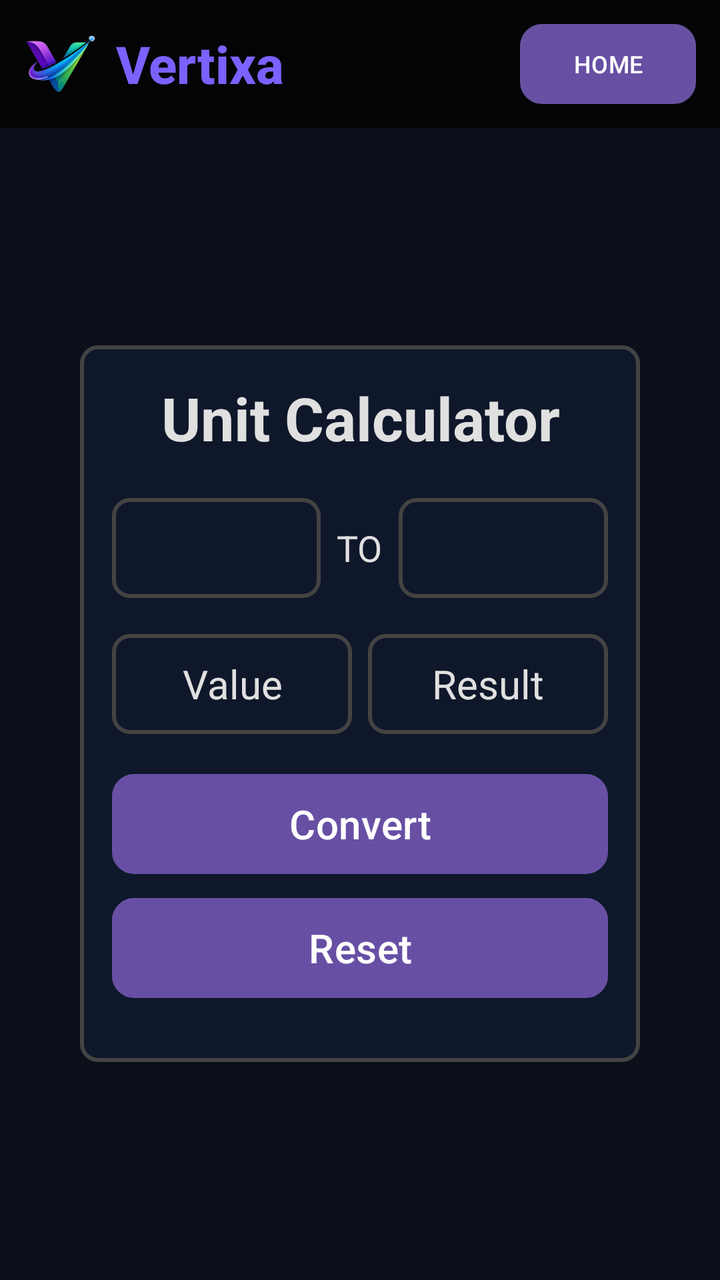
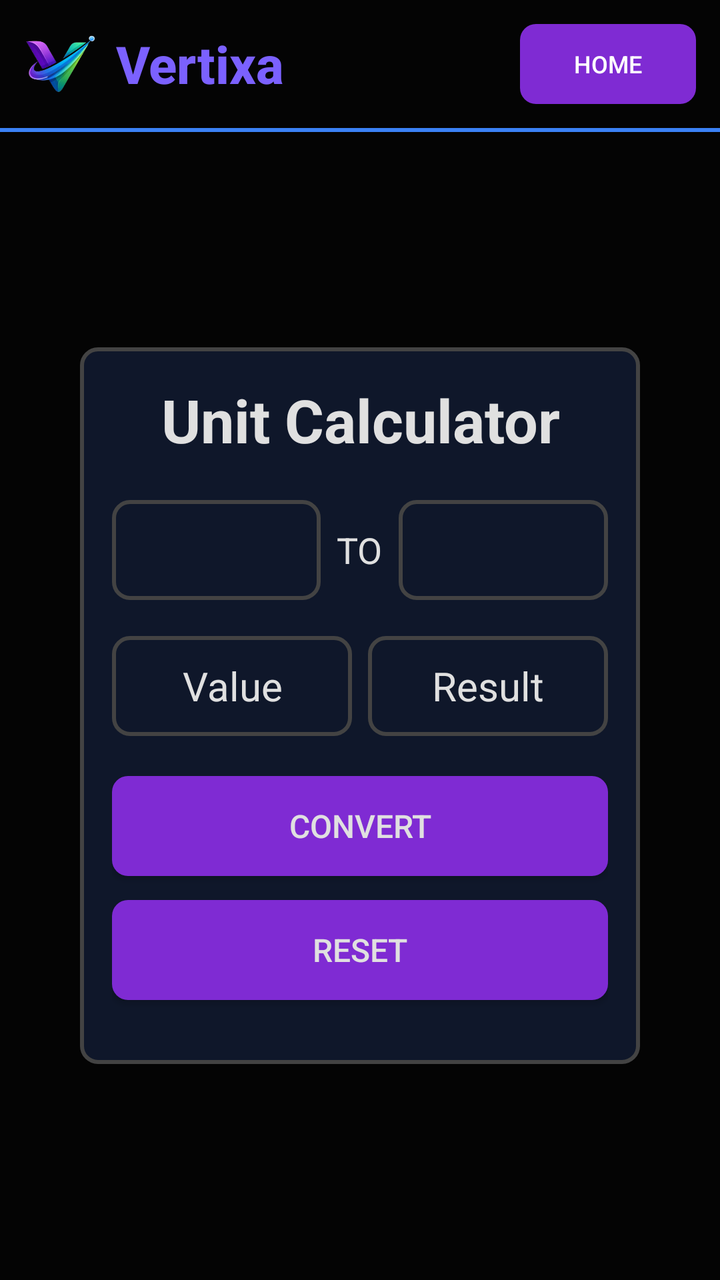

Before-and-after screenshots of an Android layout around one commit, followed by the original layout XML and the change that was made.
<!-- AndroidManifest.xml: application theme Theme.Vertixa -->
<!-- res/layout/activity_unit_convertor.xml -->
<?xml version="1.0" encoding="utf-8"?>
<LinearLayout
    xmlns:android="http://schemas.android.com/apk/res/android"
    xmlns:tools="http://schemas.android.com/tools"
    android:id="@+id/main"
    android:layout_width="match_parent"
    android:layout_height="match_parent"
    android:background="#0B0F19"
    android:orientation="vertical"
    android:fitsSystemWindows="true"
    tools:context=".randomNumber">

    
    <include
        layout="@layout/header"
        android:layout_width="match_parent"
        android:layout_height="wrap_content"/>

    
    <LinearLayout
        android:layout_width="match_parent"
        android:layout_height="0dp"
        android:layout_weight="1"
        android:gravity="center"
        android:orientation="vertical">

        <LinearLayout
            android:layout_width="280dp"
            android:layout_height="wrap_content"
            android:orientation="vertical"
            android:background="@drawable/rounded_bg"
            android:padding="16dp"
            android:gravity="center">

            <TextView
                android:layout_width="match_parent"
                android:layout_height="wrap_content"
                android:gravity="center"
                android:textSize="30sp"
                android:textColor="#E0E0E0"
                android:layout_marginBottom="20dp"
                android:textStyle="bold"
                android:text="Unit Calculator"/>

            
            <LinearLayout
                android:layout_width="match_parent"
                android:layout_height="wrap_content"
                android:orientation="horizontal"
                android:layout_marginBottom="8dp"

                android:gravity="center_vertical">

                <Spinner
                    android:id="@+id/fromUnit"
                    android:layout_width="0dp"
                    android:layout_height="50dp"
                    android:layout_weight="1"
                    android:gravity="center"
                    android:background="@drawable/rounded_bg"/>

                <TextView
                    android:layout_width="wrap_content"
                    android:layout_height="wrap_content"
                    android:text="TO"
                    android:textSize="18sp"
                    android:textColor="#E0E0E0"
                    android:layout_margin="8dp"/>

                <Spinner
                    android:id="@+id/toUnit"
                    android:layout_width="0dp"
                    android:layout_height="50dp"
                    android:layout_weight="1"
                    android:gravity="center"
                    android:background="@drawable/rounded_bg"/>
            </LinearLayout>

            
            <LinearLayout
                android:layout_width="match_parent"
                android:layout_height="wrap_content"
                android:layout_marginTop="10dp"
                android:layout_marginBottom="8dp"
                android:orientation="horizontal">

                <EditText
                    android:id="@+id/inputNumber"
                    android:layout_width="0dp"
                    android:layout_height="50dp"
                    android:layout_weight="1"
                    android:hint="Value"
                    android:background="@drawable/rounded_bg"
                    android:textSize="20dp"
                    android:textColor="#E0E0E0"
                    android:textColorHint="#E0E0E0"
                    android:gravity="center"
                    android:layout_marginEnd="4dp"
                    android:inputType="numberDecimal"/>

                <TextView
                    android:id="@+id/resultNumber"
                    android:layout_width="0dp"
                    android:layout_height="50dp"
                    android:layout_weight="1"
                    android:hint="Result"
                    android:background="@drawable/rounded_bg"
                    android:textSize="20dp"
                    android:textColor="#E0E0E0"
                    android:textColorHint="#E0E0E0"
                    android:gravity="center"
                    android:layout_marginStart="4dp"
                    android:focusable="false"/>
            </LinearLayout>

            
            <Button
                android:id="@+id/convert"
                android:layout_width="match_parent"
                android:layout_height="50dp"
                android:text="Convert"
                android:textSize="20sp"
                android:background="@drawable/btn_rounded"
                android:layout_marginTop="12dp"/>

            <Button
                android:id="@+id/reset"
                android:layout_width="match_parent"
                android:layout_height="50dp"
                android:text="Reset"
                android:textSize="20sp"
                android:background="@drawable/btn_rounded"
                android:layout_marginBottom="16dp"
                android:layout_marginTop="12dp"/>
        </LinearLayout>

    </LinearLayout>

</LinearLayout>
<!-- res/layout/header.xml (included above) -->
<LinearLayout xmlns:android="http://schemas.android.com/apk/res/android"
    android:layout_width="match_parent"
    android:layout_height="match_parent"
    android:background="#0B0F19"
    android:orientation="vertical"
    android:fitsSystemWindows="true">

    
    <LinearLayout
        android:layout_width="match_parent"
        android:layout_height="64dp"
        android:background="#040404"
        android:gravity="center_vertical"
        android:orientation="horizontal"
        android:padding="12dp">

        <ImageView
            android:layout_width="36dp"
            android:layout_height="36dp"
            android:contentDescription="Logo"
            android:src="@drawable/logo" />

        <TextView
            android:layout_width="wrap_content"
            android:layout_height="wrap_content"
            android:layout_marginStart="10dp"
            android:fontFamily="sans-serif-medium"
            android:text="Vertixa"
            android:textColor="#7B61FF"
            android:textSize="26sp"
            android:textStyle="bold" />

        <View
            android:layout_width="0dp"
            android:layout_height="0dp"
            android:layout_weight="1" />

        <Button
            android:id="@+id/homeButton"
            android:layout_width="wrap_content"
            android:layout_height="wrap_content"
            android:background="@drawable/btn_rounded"
            android:text="HOME"
            android:textSize="12sp" />

    </LinearLayout>

</LinearLayout>
<!-- resources referenced by this layout -->
<resources>
  <!-- drawable btn_rounded (drawable) -->
  <?xml version="1.0" encoding="utf-8"?>
  <shape xmlns:android="http://schemas.android.com/apk/res/android">
      <solid android:color="#7B61FF"/>
      <corners android:radius="10dp"/>
      <stroke
          android:width="2dp"
          android:color="#FFFFFF"/>
  
  </shape>
  <!-- drawable logo: png bitmap (drawable, 49304 bytes) -->
  <!-- drawable rounded_bg (drawable) -->
  <?xml version="1.0" encoding="utf-8"?>
  <shape xmlns:android="http://schemas.android.com/apk/res/android">
      <solid android:color="#0F172A"/>
      <corners android:radius="8dp"/>
      <stroke
          android:width="2dp"
          android:color="#434343"/>
  </shape>
  <style name="Theme.Vertixa" parent="Base.Theme.Vertixa" />
  <style name="Base.Theme.Vertixa" parent="Theme.Material3.DayNight.NoActionBar">
          <item name="android:windowDisablePreview">true</item>
      </style>
</resources>

<!-- the commit's change to res/layout/activity_unit_convertor.xml (unified diff, before → after) -->
@@ -5,7 +5,7 @@
     android:id="@+id/main"
     android:layout_width="match_parent"
     android:layout_height="match_parent"
-    android:background="#0B0F19"
+    android:background="#040404"
     android:orientation="vertical"
     android:fitsSystemWindows="true"
     tools:context=".randomNumber">
@@ -114,21 +114,23 @@
             </LinearLayout>
 
             
-            <Button
+            <androidx.appcompat.widget.AppCompatButton
                 android:id="@+id/convert"
                 android:layout_width="match_parent"
                 android:layout_height="50dp"
                 android:text="Convert"
-                android:textSize="20sp"
+                android:textSize="16sp"
+                android:textColor="#E0E0E0"
                 android:background="@drawable/btn_rounded"
                 android:layout_marginTop="12dp"/>
 
-            <Button
+            <androidx.appcompat.widget.AppCompatButton
                 android:id="@+id/reset"
                 android:layout_width="match_parent"
                 android:layout_height="50dp"
                 android:text="Reset"
-                android:textSize="20sp"
+                android:textSize="16sp"
+                android:textColor="#E0E0E0"
                 android:background="@drawable/btn_rounded"
                 android:layout_marginBottom="16dp"
                 android:layout_marginTop="12dp"/>
@@ -138,14 +140,12 @@
 
 </LinearLayout>
 <!-- res/layout/header.xml (included above) -->
+<?xml version="1.0" encoding="utf-8"?>
 <LinearLayout xmlns:android="http://schemas.android.com/apk/res/android"
     android:layout_width="match_parent"
-    android:layout_height="match_parent"
-    android:background="#0B0F19"
-    android:orientation="vertical"
-    android:fitsSystemWindows="true">
+    android:layout_height="wrap_content"
+    android:orientation="vertical">
 
-    
     <LinearLayout
         android:layout_width="match_parent"
         android:layout_height="64dp"
@@ -175,14 +175,21 @@
             android:layout_height="0dp"
             android:layout_weight="1" />
 
-        <Button
+        <androidx.appcompat.widget.AppCompatButton
             android:id="@+id/homeButton"
             android:layout_width="wrap_content"
             android:layout_height="wrap_content"
             android:background="@drawable/btn_rounded"
             android:text="HOME"
-            android:textSize="12sp" />
+            android:textColor="#FFFFFF"
+            android:textSize="12sp"
+            android:padding="8dp" />
 
     </LinearLayout>
 
+    
+    <View
+        android:layout_width="match_parent"
+        android:layout_height="2dp"
+        android:background="#3B82F6" />
 </LinearLayout>
<!-- resource entries referenced after the edit -->
@@ -1,14 +1,9 @@
 <!-- resources referenced by this layout -->
 <resources>
   <!-- drawable btn_rounded (drawable) -->
-  <?xml version="1.0" encoding="utf-8"?>
-  <shape xmlns:android="http://schemas.android.com/apk/res/android">
-      <solid android:color="#7B61FF"/>
-      <corners android:radius="10dp"/>
-      <stroke
-          android:width="2dp"
-          android:color="#FFFFFF"/>
-  
+  <shape xmlns:android="http://schemas.android.com/apk/res/android" android:shape="rectangle">
+      <solid android:color="#7F2BD3"/>
+      <corners android:radius="8dp"/>
   </shape>
   <!-- drawable logo: png bitmap (drawable, 49304 bytes) -->
   <!-- drawable rounded_bg (drawable) -->
